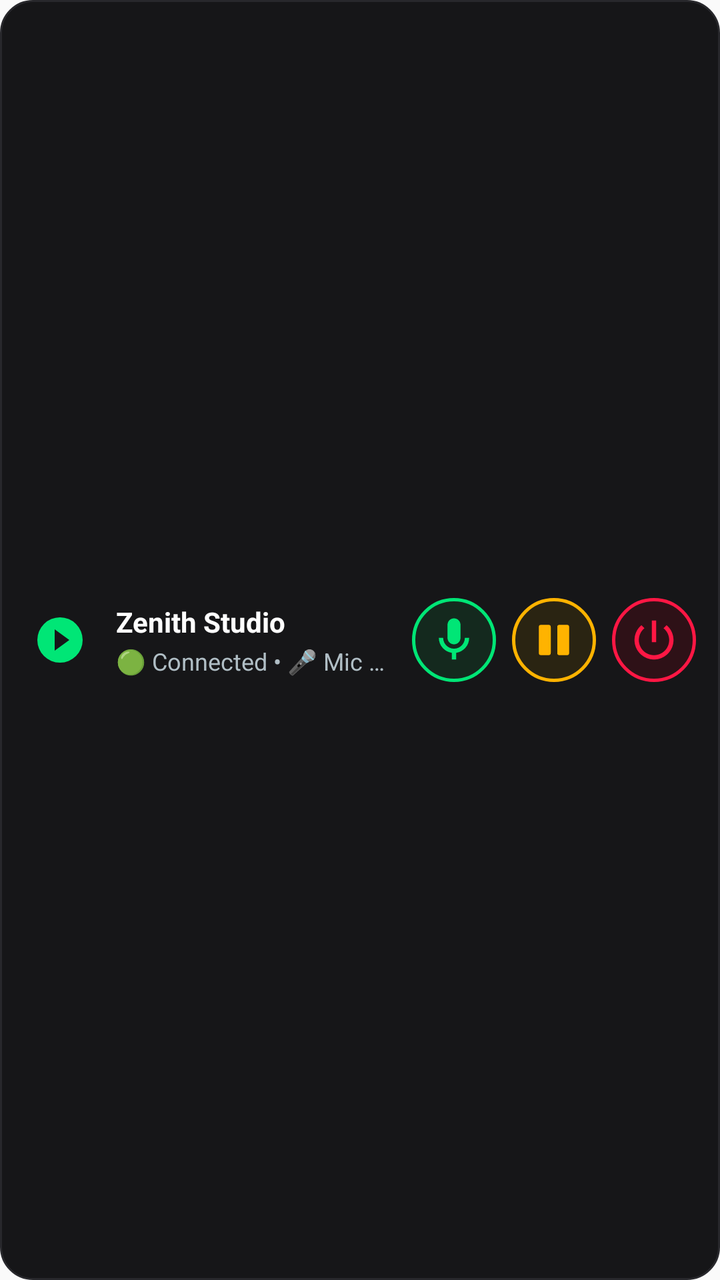
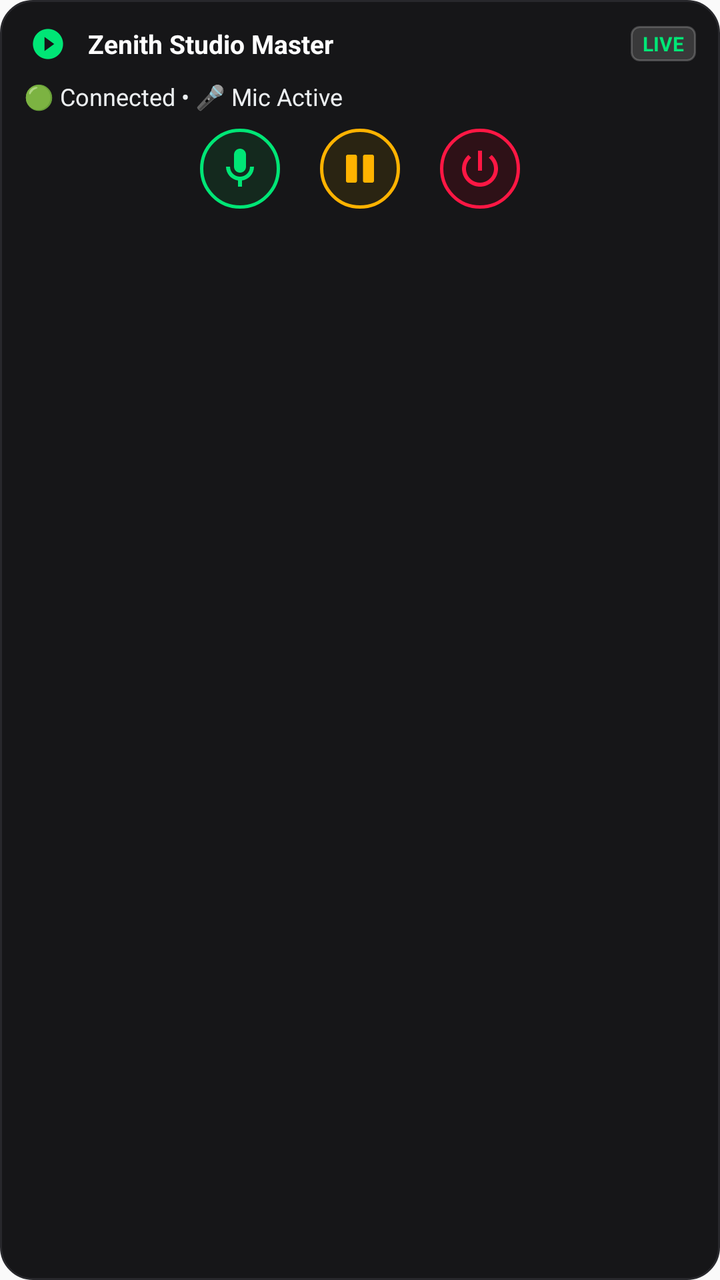

The first picture is an Android layout as it rendered before a commit; the second is the same layout after the commit. The layout source and the unified diff follow.
<!-- AndroidManifest.xml: application theme Theme.ZenithAudio -->
<!-- res/layout/layout_notification_compact.xml -->
<?xml version="1.0" encoding="utf-8"?>
<LinearLayout xmlns:android="http://schemas.android.com/apk/res/android"
    android:layout_width="match_parent"
    android:layout_height="68dp"
    android:orientation="horizontal"
    android:gravity="center_vertical"
    android:background="@drawable/bg_notif_card"
    android:paddingStart="12dp"
    android:paddingEnd="12dp"
    android:paddingTop="6dp"
    android:paddingBottom="6dp">

    
    <ImageView
        android:id="@+id/notif_app_icon"
        android:layout_width="36dp"
        android:layout_height="36dp"
        android:src="@drawable/ic_launcher_foreground"
        android:contentDescription="Zenith" />

    
    <LinearLayout
        android:layout_width="0dp"
        android:layout_height="wrap_content"
        android:layout_weight="1"
        android:layout_marginStart="10dp"
        android:layout_marginEnd="8dp"
        android:orientation="vertical">

        <TextView
            android:id="@+id/notif_title"
            android:layout_width="wrap_content"
            android:layout_height="wrap_content"
            android:text="Zenith Studio"
            android:textColor="#FFFFFF"
            android:textSize="14sp"
            android:textStyle="bold"
            android:maxLines="1"
            android:ellipsize="end" />

        <TextView
            android:id="@+id/notif_status_text"
            android:layout_width="wrap_content"
            android:layout_height="wrap_content"
            android:layout_marginTop="2dp"
            android:text="🟢 Connected • 🎤 Mic Active"
            android:textColor="#B0BEC5"
            android:textSize="12sp"
            android:maxLines="1"
            android:ellipsize="end" />
    </LinearLayout>

    
    <LinearLayout
        android:layout_width="wrap_content"
        android:layout_height="wrap_content"
        android:orientation="horizontal"
        android:gravity="center_vertical">

        
        <ImageButton
            android:id="@+id/notif_btn_mic"
            android:layout_width="42dp"
            android:layout_height="42dp"
            android:background="@drawable/bg_notif_btn_mic_on"
            android:src="@drawable/ic_notif_mic_on"
            android:scaleType="fitCenter"
            android:padding="8dp"
            android:contentDescription="Toggle Mic" />

        
        <ImageButton
            android:id="@+id/notif_btn_connect"
            android:layout_width="42dp"
            android:layout_height="42dp"
            android:layout_marginStart="8dp"
            android:background="@drawable/bg_notif_btn_stream_on"
            android:src="@drawable/ic_notif_disconnect"
            android:scaleType="fitCenter"
            android:padding="8dp"
            android:contentDescription="Connect or Disconnect" />

        
        <ImageButton
            android:id="@+id/notif_btn_close"
            android:layout_width="42dp"
            android:layout_height="42dp"
            android:layout_marginStart="8dp"
            android:background="@drawable/bg_notif_btn_close"
            android:src="@drawable/ic_notif_stop"
            android:scaleType="fitCenter"
            android:padding="8dp"
            android:contentDescription="Force Close" />
    </LinearLayout>

</LinearLayout>
<!-- resources referenced by this layout -->
<resources>
  <!-- drawable bg_notif_btn_close (drawable) -->
  <?xml version="1.0" encoding="utf-8"?>
  <shape xmlns:android="http://schemas.android.com/apk/res/android"
      android:shape="oval">
      <solid android:color="#2E1117" />
      <stroke android:width="1.5dp" android:color="#FF1744" />
  </shape>
  <!-- drawable bg_notif_btn_mic_on (drawable) -->
  <?xml version="1.0" encoding="utf-8"?>
  <shape xmlns:android="http://schemas.android.com/apk/res/android"
      android:shape="oval">
      <solid android:color="#14291E" />
      <stroke android:width="1.5dp" android:color="#00E676" />
  </shape>
  <!-- drawable bg_notif_btn_stream_on (drawable) -->
  <?xml version="1.0" encoding="utf-8"?>
  <shape xmlns:android="http://schemas.android.com/apk/res/android"
      android:shape="oval">
      <solid android:color="#2A2412" />
      <stroke android:width="1.5dp" android:color="#FFB300" />
  </shape>
  <!-- drawable bg_notif_card (drawable) -->
  <?xml version="1.0" encoding="utf-8"?>
  <shape xmlns:android="http://schemas.android.com/apk/res/android"
      android:shape="rectangle">
      <corners android:radius="16dp" />
      <solid android:color="#161618" />
      <stroke android:width="1dp" android:color="#28282C" />
  </shape>
  <!-- drawable ic_launcher_foreground (drawable) -->
  <vector xmlns:android="http://schemas.android.com/apk/res/android"
      android:width="108dp"
      android:height="108dp"
      android:viewportWidth="108"
      android:viewportHeight="108">
      <path
          android:fillColor="#00E676"
          android:pathData="M54,20 A34,34 0 0,0 20,54 A34,34 0 0,0 54,88 A34,34 0 0,0 88,54 A34,34 0 0,0 54,20 Z M46,38 L68,54 L46,70 Z" />
  </vector>
  <!-- drawable ic_notif_disconnect (drawable) -->
  <vector xmlns:android="http://schemas.android.com/apk/res/android"
      android:width="28dp"
      android:height="28dp"
      android:viewportWidth="24"
      android:viewportHeight="24">
      <path
          android:fillColor="#FFB300"
          android:pathData="M6,19h3.5a1,1 0 0,0 1,-1V6a1,1 0 0,0 -1,-1H6a1,1 0 0,0 -1,1v12a1,1 0 0,0 1,1zm8.5,0h3.5a1,1 0 0,0 1,-1V6a1,1 0 0,0 -1,-1h-3.5a1,1 0 0,0 -1,1v12a1,1 0 0,0 1,1z"/>
  </vector>
  <!-- drawable ic_notif_mic_on (drawable) -->
  <vector xmlns:android="http://schemas.android.com/apk/res/android"
      android:width="28dp"
      android:height="28dp"
      android:viewportWidth="24"
      android:viewportHeight="24">
      <path
          android:fillColor="#00E676"
          android:pathData="M12,14c1.66,0 3,-1.34 3,-3V5c0,-1.66 -1.34,-3 -3,-3S9,3.34 9,5v6c0,1.66 1.34,3 3,3z"/>
      <path
          android:fillColor="#00E676"
          android:pathData="M17,11c0,2.76 -2.24,5 -5,5s-5,-2.24 -5,-5H5c0,3.53 2.61,6.43 6,6.92V21h2v-3.08c3.39,-0.49 6,-3.39 6,-6.92h-2z"/>
  </vector>
  <!-- drawable ic_notif_stop (drawable) -->
  <vector xmlns:android="http://schemas.android.com/apk/res/android"
      android:width="28dp"
      android:height="28dp"
      android:viewportWidth="24"
      android:viewportHeight="24">
      <path
          android:fillColor="#FF1744"
          android:pathData="M13,3h-2v10h2V3zm4.83,2.17l-1.42,1.42C17.99,7.86 19,9.81 19,12c0,3.87 -3.13,7 -7,7s-7,-3.13 -7,-7c0,-2.19 1.01,-4.14 2.58,-5.42L6.17,5.17C4.23,6.82 3,9.26 3,12c0,4.97 4.03,9 9,9s9,-4.03 9,-9c0,-2.74 -1.23,-5.18 -3.17,-6.83z"/>
  </vector>
  <style name="Theme.ZenithAudio" parent="android:Theme.Material.Light.NoActionBar">
          <item name="android:statusBarColor">#121212</item>
          <item name="android:navigationBarColor">#121212</item>
      </style>
</resources>

<!-- the commit's change to res/layout/layout_notification_compact.xml (unified diff, before → after) -->
@@ -1,91 +1,98 @@
 <?xml version="1.0" encoding="utf-8"?>
 <LinearLayout xmlns:android="http://schemas.android.com/apk/res/android"
     android:layout_width="match_parent"
-    android:layout_height="68dp"
-    android:orientation="horizontal"
-    android:gravity="center_vertical"
+    android:layout_height="wrap_content"
+    android:orientation="vertical"
     android:background="@drawable/bg_notif_card"
     android:paddingStart="12dp"
     android:paddingEnd="12dp"
-    android:paddingTop="6dp"
-    android:paddingBottom="6dp">
-
-    
-    <ImageView
-        android:id="@+id/notif_app_icon"
-        android:layout_width="36dp"
-        android:layout_height="36dp"
-        android:src="@drawable/ic_launcher_foreground"
-        android:contentDescription="Zenith" />
+    android:paddingTop="10dp"
+    android:paddingBottom="10dp">
 
     
     <LinearLayout
-        android:layout_width="0dp"
-        android:layout_height="wrap_content"
-        android:layout_weight="1"
-        android:layout_marginStart="10dp"
-        android:layout_marginEnd="8dp"
-        android:orientation="vertical">
-
-        <TextView
-            android:id="@+id/notif_title"
-            android:layout_width="wrap_content"
-            android:layout_height="wrap_content"
-            android:text="Zenith Studio"
-            android:textColor="#FFFFFF"
-            android:textSize="14sp"
-            android:textStyle="bold"
-            android:maxLines="1"
-            android:ellipsize="end" />
-
-        <TextView
-            android:id="@+id/notif_status_text"
-            android:layout_width="wrap_content"
-            android:layout_height="wrap_content"
-            android:layout_marginTop="2dp"
-            android:text="🟢 Connected • 🎤 Mic Active"
-            android:textColor="#B0BEC5"
-            android:textSize="12sp"
-            android:maxLines="1"
-            android:ellipsize="end" />
-    </LinearLayout>
-
-    
-    <LinearLayout
-        android:layout_width="wrap_content"
+        android:layout_width="match_parent"
         android:layout_height="wrap_content"
         android:orientation="horizontal"
         android:gravity="center_vertical">
 
-        
+        <ImageView
+            android:id="@+id/notif_app_icon"
+            android:layout_width="24dp"
+            android:layout_height="24dp"
+            android:src="@drawable/ic_launcher_foreground"
+            android:contentDescription="Zenith" />
+
+        <TextView
+            android:id="@+id/notif_title"
+            android:layout_width="0dp"
+            android:layout_height="wrap_content"
+            android:layout_weight="1"
+            android:layout_marginStart="8dp"
+            android:text="Zenith Studio Master"
+            android:textColor="#FFFFFF"
+            android:textSize="13sp"
+            android:textStyle="bold" />
+
+        <TextView
+            android:id="@+id/notif_badge"
+            android:layout_width="wrap_content"
+            android:layout_height="wrap_content"
+            android:text="LIVE"
+            android:textColor="#00E676"
+            android:textSize="10sp"
+            android:textStyle="bold"
+            android:paddingStart="6dp"
+            android:paddingEnd="6dp"
+            android:paddingTop="2dp"
+            android:paddingBottom="2dp"
+            android:background="@drawable/bg_status_badge" />
+    </LinearLayout>
+
+    
+    <TextView
+        android:id="@+id/notif_status_text"
+        android:layout_width="match_parent"
+        android:layout_height="wrap_content"
+        android:layout_marginTop="6dp"
+        android:layout_marginBottom="8dp"
+        android:text="🟢 Connected • 🎤 Mic Active"
+        android:textColor="#ECEFF1"
+        android:textSize="12sp" />
+
+    
+    <LinearLayout
+        android:layout_width="match_parent"
+        android:layout_height="wrap_content"
+        android:orientation="horizontal"
+        android:gravity="center">
+
         <ImageButton
             android:id="@+id/notif_btn_mic"
-            android:layout_width="42dp"
-            android:layout_height="42dp"
+            android:layout_width="40dp"
+            android:layout_height="40dp"
             android:background="@drawable/bg_notif_btn_mic_on"
             android:src="@drawable/ic_notif_mic_on"
             android:scaleType="fitCenter"
             android:padding="8dp"
             android:contentDescription="Toggle Mic" />
 
-        
         <ImageButton
             android:id="@+id/notif_btn_connect"
-            android:layout_width="42dp"
-            android:layout_height="42dp"
-            android:layout_marginStart="8dp"
+            android:layout_width="40dp"
+            android:layout_height="40dp"
+            android:layout_marginStart="20dp"
             android:background="@drawable/bg_notif_btn_stream_on"
             android:src="@drawable/ic_notif_disconnect"
             android:scaleType="fitCenter"
             android:padding="8dp"
             android:contentDescription="Connect or Disconnect" />
 
-        
         <ImageButton
             android:id="@+id/notif_btn_close"
-            android:layout_width="42dp"
-            android:layout_height="42dp"
-            android:layout_marginStart="8dp"
+            android:layout_width="40dp"
+            android:layout_height="40dp"
+            android:layout_marginStart="20dp"
             android:background="@drawable/bg_notif_btn_close"
             android:src="@drawable/ic_notif_stop"
             android:scaleType="fitCenter"
<!-- resource entries referenced after the edit -->
@@ -28,6 +28,14 @@
       <corners android:radius="16dp" />
       <solid android:color="#161618" />
       <stroke android:width="1dp" android:color="#28282C" />
+  </shape>
+  <!-- drawable bg_status_badge (drawable) -->
+  <?xml version="1.0" encoding="utf-8"?>
+  <shape xmlns:android="http://schemas.android.com/apk/res/android"
+      android:shape="rectangle">
+      <corners android:radius="4dp" />
+      <solid android:color="#26FFFFFF" />
+      <stroke android:width="1dp" android:color="#33FFFFFF" />
   </shape>
   <!-- drawable ic_launcher_foreground (drawable) -->
   <vector xmlns:android="http://schemas.android.com/apk/res/android"
